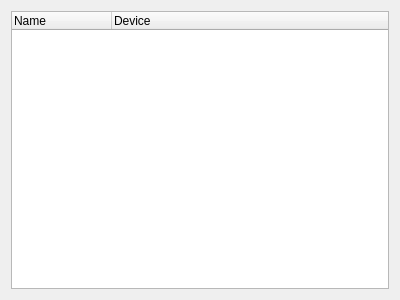
The window that src/ui/snoopdialog.ui (hippich/recorditnow) describes before a commit, drawn with Qt 5.
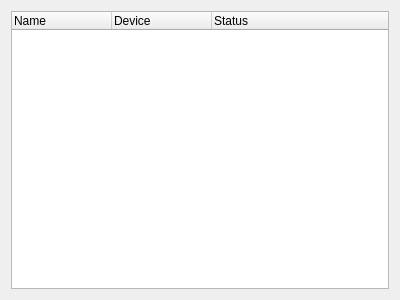
The same window after the commit.

Commit message: show status

```diff
--- a/src/ui/snoopdialog.ui
+++ b/src/ui/snoopdialog.ui
@@ -32,6 +32,11 @@
        <string>Device</string>
       </property>
      </column>
+     <column>
+      <property name="text">
+       <string>Status</string>
+      </property>
+     </column>
     </widget>
    </item>
   </layout>
```
The commit also changes 3 other files.
